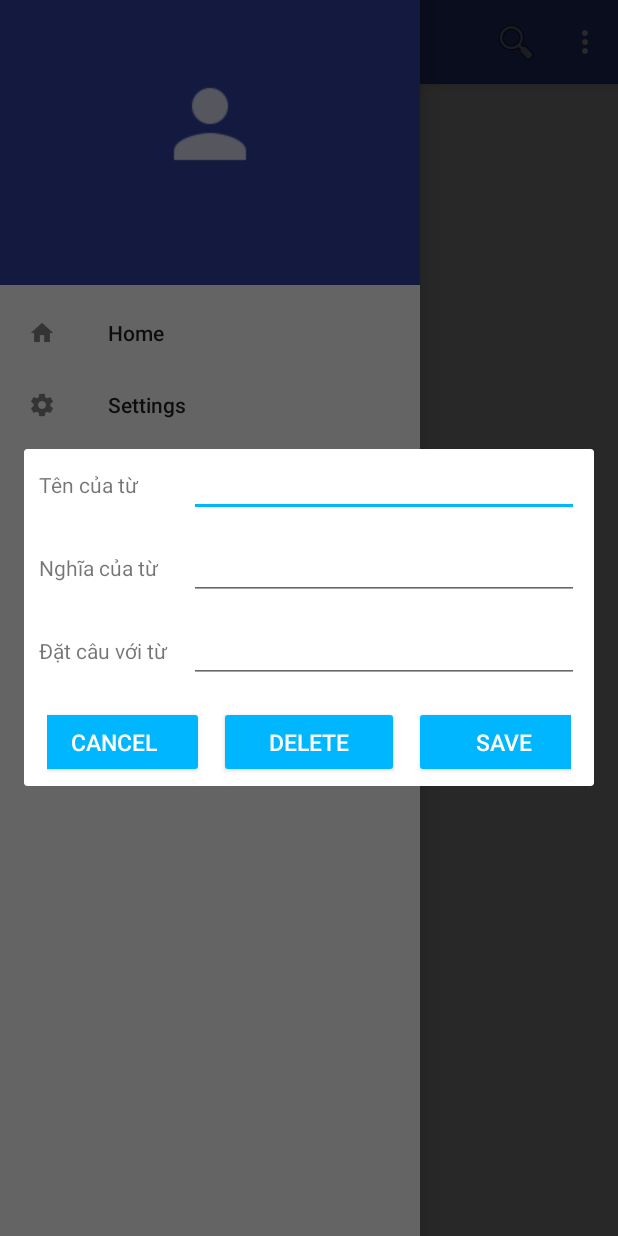
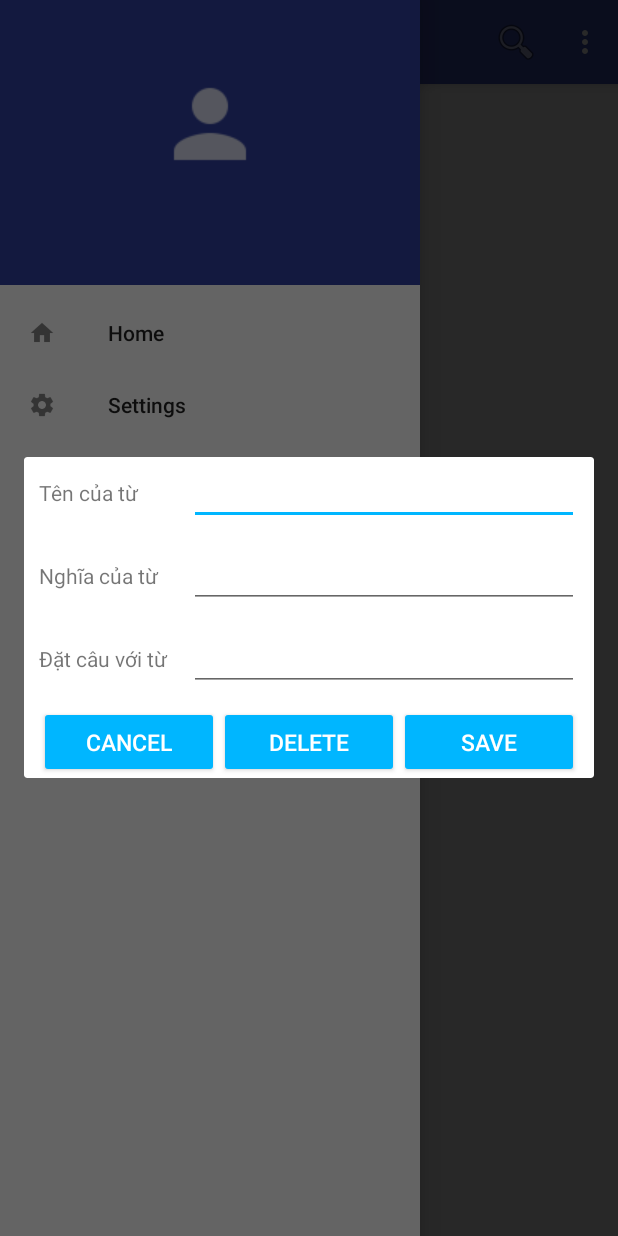
Before and after one commit to ltbaogt/ltbaogtrepo, an Android app: the fragment FragmentDialogEditWord placed in its activity, with the side drawer open, on a phone screen of 412 x 824 dp. Run offline under Robolectric (Android 15) with nearby library versions, the phone set to English and light mode, and no system bars; 3 statements that could not run were skipped.

Commit message:
Detecting memory leak

```diff
--- a/02_Source/VocaReminder/app/src/main/java/com/ltbaogt/vocareminder/vocareminder/activity/MainActivity.java
+++ b/02_Source/VocaReminder/app/src/main/java/com/ltbaogt/vocareminder/vocareminder/activity/MainActivity.java
@@ -1,8 +1,10 @@
 package com.ltbaogt.vocareminder.vocareminder.activity;
 
+import android.content.Context;
 import android.content.Intent;
 import android.os.Bundle;
 import android.support.design.widget.NavigationView;
+import android.support.v4.app.Fragment;
 import android.support.v4.content.ContextCompat;
 import android.support.v4.widget.DrawerLayout;
 import android.support.v7.app.AppCompatActivity;
@@ -51,38 +53,51 @@ public class MainActivity extends AppCompatActivity {
 
     private void setupDrawer() {
         NavigationView drawer = (NavigationView) findViewById(R.id.navigation_view);
-        drawer.setNavigationItemSelectedListener(new NavigationView.OnNavigationItemSelectedListener() {
+        drawer.setNavigationItemSelectedListener(new NavigationViewListener(this, mDrawer, mFragmentMain, mFragmentEditWord));
+    }
+
+    //Using static class instead of static class in order to GC
+    private static class NavigationViewListener implements NavigationView.OnNavigationItemSelectedListener {
+
+        private DrawerLayout drawer;
+        private Fragment main;
+        private Fragment edit;
+        private MainActivity mainActivity;
+        public NavigationViewListener(MainActivity c, DrawerLayout d, Fragment m, Fragment e) {
+            drawer = d;
+            main = m;
+            edit = e;
+            mainActivity = c;
+        }
         @Override
         public boolean onNavigationItemSelected(MenuItem item) {
             int id = item.getItemId();
             switch (id) {
                 case R.id.home:
-                        if (mFragmentMain != null) {
-                            getSupportFragmentManager().beginTransaction()
-                                    .replace(R.id.main_content, mFragmentMain, MAIN_FRAGMENT_TAG)
+                    if (main != null) {
+                        mainActivity.getSupportFragmentManager().beginTransaction()
+                                .replace(R.id.main_content, main, MAIN_FRAGMENT_TAG)
                                 .commit();
                     }
-                        mDrawer.closeDrawers();
+                    drawer.closeDrawers();
                     break;
                 case R.id.settings:
-                        mFragmentEditWord = new FragmentEditWord();
-                        getSupportFragmentManager().beginTransaction()
-                                .replace(R.id.main_content, mFragmentEditWord, EDIT_FRAGMENT_TAG)
+                    edit = new FragmentEditWord();
+                    mainActivity.getSupportFragmentManager().beginTransaction()
+                            .replace(R.id.main_content, edit, EDIT_FRAGMENT_TAG)
                             .commit();
-                        mDrawer.closeDrawers();
+                    drawer.closeDrawers();
                     break;
             }
             return true;
         }
-        });
+
     }
-
     @Override
     public boolean onCreateOptionsMenu(Menu menu) {
         Log.d(TAG, ">>>onCreateOptionsMenu START");
         // Inflate the menu; this adds items to the action bar if it is present.
         getMenuInflater().inflate(R.menu.toolbar_menu, menu);
-
         Log.d(TAG, ">>>onCreateOptionsMenu END");
         return true;
     }
@@ -153,4 +168,16 @@ public class MainActivity extends AppCompatActivity {
         });
     }
 
+    @Override
+    protected void onDestroy() {
+        super.onDestroy();
+
+
+        //Release resource
+        mFragmentMain = null;
+        mFragmentEditWord = null;
+        NavigationView drawer = (NavigationView) findViewById(R.id.navigation_view);
+        drawer.setNavigationItemSelectedListener(null);
+        Log.d(TAG, ">>>onDestroy START");
     }
+}
--- a/02_Source/VocaReminder/app/src/main/java/com/ltbaogt/vocareminder/vocareminder/database/bl/OALBLL.java
+++ b/02_Source/VocaReminder/app/src/main/java/com/ltbaogt/vocareminder/vocareminder/database/bl/OALBLL.java
@@ -59,4 +59,9 @@ public class OALBLL {
         return dbHelp.getAllWordsOrderByName();
     }
 
+    public Word randomWord() {
+        OALDatabaseOpenHelper dbHelp = new OALDatabaseOpenHelper(mContext);
+        return dbHelp.randomWord();
+    }
+
 }
--- a/02_Source/VocaReminder/app/src/main/res/layout/fragment_edit_word.xml
+++ b/02_Source/VocaReminder/app/src/main/res/layout/fragment_edit_word.xml
@@ -8,9 +8,9 @@
     android:paddingRight="10dp">
 
     <LinearLayout
-        android:layout_marginBottom="10dp"
         android:layout_width="match_parent"
-        android:layout_height="wrap_content">
+        android:layout_height="wrap_content"
+        android:layout_marginBottom="10dp">
 
         <TextView
             android:layout_width="100dp"
@@ -24,9 +24,9 @@
     </LinearLayout>
 
     <LinearLayout
-        android:layout_marginBottom="10dp"
         android:layout_width="match_parent"
-        android:layout_height="wrap_content">
+        android:layout_height="wrap_content"
+        android:layout_marginBottom="10dp">
 
         <TextView
             android:layout_width="100dp"
@@ -40,9 +40,9 @@
     </LinearLayout>
 
     <LinearLayout
-        android:layout_marginBottom="10dp"
         android:layout_width="match_parent"
-        android:layout_height="wrap_content">
+        android:layout_height="wrap_content"
+        android:layout_marginBottom="10dp">
 
         <TextView
             android:layout_width="100dp"
@@ -55,31 +55,29 @@
             android:layout_height="wrap_content"/>
     </LinearLayout>
 
-    <LinearLayout
+    <RelativeLayout
         android:layout_width="match_parent"
-        android:layout_height="wrap_content"
-        android:gravity="center"
-        android:orientation="horizontal"
-        android:padding="5dp">
+        android:layout_height="wrap_content">
 
         <Button
             android:id="@+id/btn_cancel"
             style="@style/AppTheme.Button"
             android:layout_height="wrap_content"
-            android:layout_marginRight="10dp"
+            android:layout_alignParentLeft="true"
             android:text="Cancel"/>
 
         <Button
             android:id="@+id/btn_delete"
             style="@style/AppTheme.Button"
             android:layout_height="wrap_content"
-            android:layout_marginRight="10dp"
+            android:layout_centerInParent="true"
             android:text="Delete"/>
 
         <Button
             android:id="@+id/btn_save"
             style="@style/AppTheme.Button"
             android:layout_height="wrap_content"
+            android:layout_alignParentRight="true"
             android:text="Save"/>
+    </RelativeLayout>
 </LinearLayout>
-</LinearLayout>
```
Also changed, not shown: 02_Source/VocaReminder/app/src/main/java/com/ltbaogt/vocareminder/vocareminder/database/helper/OALDatabaseOpenHelper.java (+46 -4 lines), 02_Source/VocaReminder/app/src/main/java/com/ltbaogt/vocareminder/vocareminder/fragment/FragmentMain.java (+8 -0 lines), 02_Source/VocaReminder/app/src/main/java/com/ltbaogt/vocareminder/vocareminder/receiver/OALBroadcastReceiver.java (+5 -18 lines), 02_Source/VocaReminder/app/src/main/res/layout/activity_main.xml (+7 -0 lines). Lines whose indentation alone changed are shown as unchanged.
